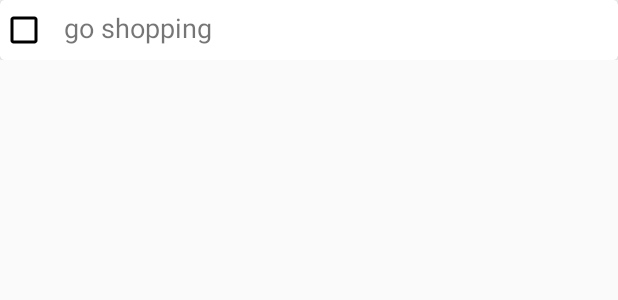
After one commit to ifeadikanwa/NotaNotebook, an Android app: the layout checklist_item_view.xml on its own in the app's theme, with its tools: preview values and no code run, on a phone screen of 412 x 824 dp. The commit adds this screen. Shown: the top 300 px of the screen. Run offline under Robolectric (Android 15) with nearby library versions, the phone set to English and light mode, and no system bars.

Commit message:
checklist item view

```diff
--- a/app/src/main/res/layout/activity_checklist_edit.xml
+++ b/app/src/main/res/layout/activity_checklist_edit.xml
@@ -26,7 +26,8 @@
         android:layout_height="wrap_content"
         android:layout_marginTop="5dp"
         android:layout_marginBottom="5dp"
-        android:layout_weight="2" />
+        android:layout_weight="2"
+        tools:listitem="@layout/checklist_item_view"/>
 
     <LinearLayout
         android:layout_width="match_parent"
--- /dev/null
+++ b/app/src/main/res/layout/checklist_item_view.xml
@@ -0,0 +1,36 @@
+<?xml version="1.0" encoding="utf-8"?>
+<LinearLayout xmlns:android="http://schemas.android.com/apk/res/android"
+    android:layout_width="match_parent"
+    android:layout_height="wrap_content"
+    xmlns:app="http://schemas.android.com/apk/res-auto"
+    android:layout_marginBottom="5dp"
+    android:orientation="vertical">
+
+    <androidx.cardview.widget.CardView
+        android:layout_width="match_parent"
+        android:layout_height="40dp"
+        app:cardCornerRadius="3dp"
+        app:cardElevation="2dp">
+
+        <LinearLayout
+            android:layout_width="match_parent"
+            android:layout_height="match_parent"
+            android:orientation="horizontal">
+
+            <com.google.android.material.checkbox.MaterialCheckBox
+                android:layout_width="wrap_content"
+                android:layout_height="match_parent"
+                android:buttonTint="@color/black"
+                android:layout_marginRight="7dp"
+                android:text=" "/>
+
+            <TextView
+                android:layout_width="0dp"
+                android:layout_height="wrap_content"
+                android:layout_weight="2"
+                android:textSize="18sp"
+                android:text="go shopping"/>
+        </LinearLayout>
+    </androidx.cardview.widget.CardView>
+
+</LinearLayout>
```
